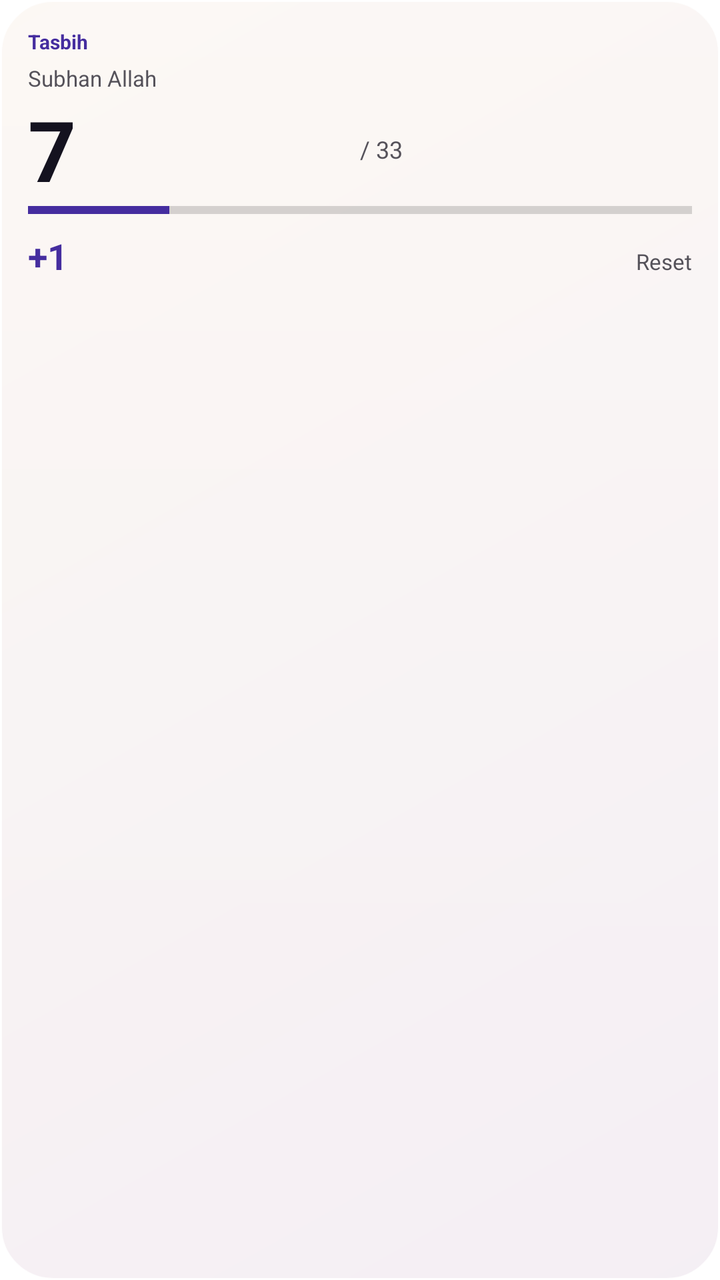
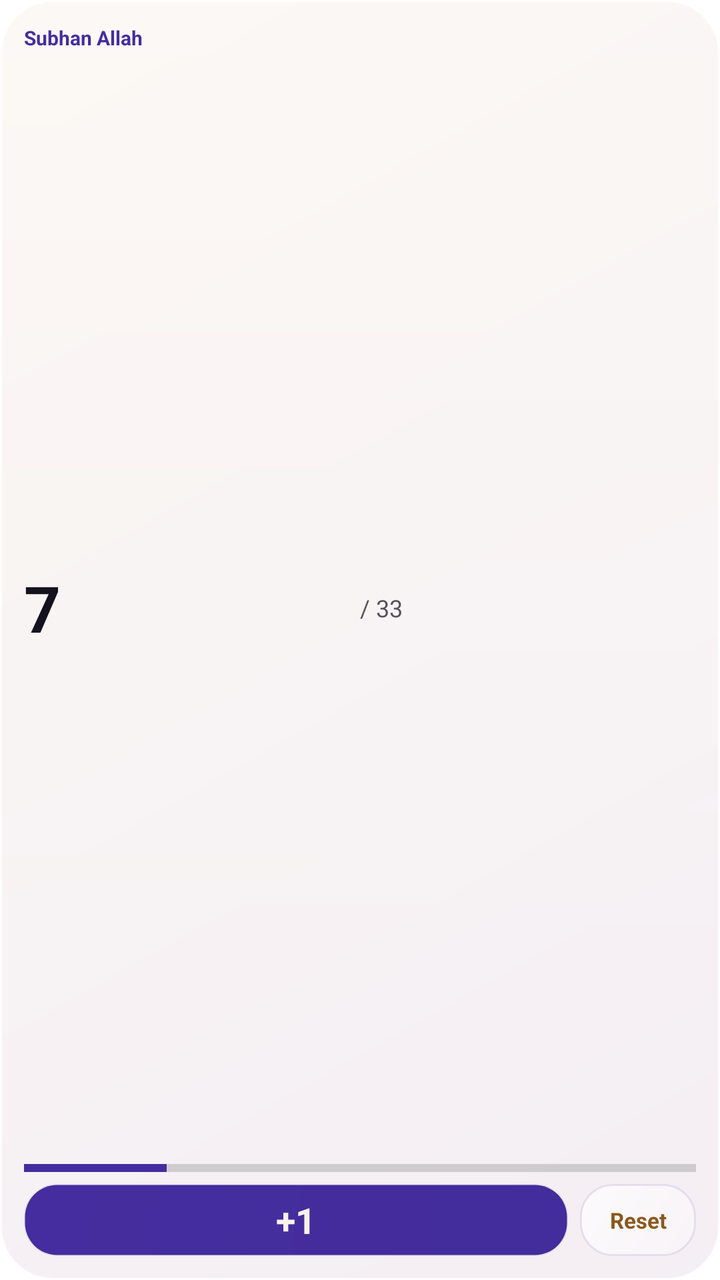

Before-and-after screenshots of an Android layout around one commit, followed by the original layout XML and the change that was made.
<!-- AndroidManifest.xml: fallback theme Theme.MaterialComponents.DayNight.NoActionBar -->
<!-- res/layout/widget_preview_tasbih.xml -->
<?xml version="1.0" encoding="utf-8"?>
<LinearLayout xmlns:android="http://schemas.android.com/apk/res/android" android:layout_width="match_parent" android:layout_height="match_parent" android:orientation="vertical" android:padding="14dp" android:background="@drawable/widget_card"><TextView android:layout_width="match_parent" android:layout_height="wrap_content" android:text="@string/widget_tasbih" android:textColor="@color/widget_fallback_accent" android:textSize="10sp" android:textStyle="bold" android:paddingBottom="4dp"/><TextView android:layout_width="match_parent" android:layout_height="wrap_content" android:text="Subhan Allah" android:textColor="@color/widget_fallback_muted" android:textSize="11sp" /><LinearLayout android:layout_width="match_parent" android:layout_height="wrap_content" android:orientation="horizontal" android:gravity="center_vertical"><TextView android:layout_width="0dp" android:layout_height="wrap_content" android:text="7" android:textColor="@color/widget_fallback_ink" android:textSize="42sp" android:textStyle="bold" android:layout_weight="1"/><TextView android:layout_width="0dp" android:layout_height="wrap_content" android:text="/ 33" android:textColor="@color/widget_fallback_muted" android:textSize="12sp" android:layout_weight="1"/></LinearLayout><ProgressBar style="?android:attr/progressBarStyleHorizontal" android:layout_width="match_parent" android:layout_height="5dp" android:max="33" android:progress="7" android:progressTint="@color/widget_fallback_accent"/><LinearLayout android:layout_width="match_parent" android:layout_height="wrap_content" android:orientation="horizontal" android:paddingTop="8dp"><TextView android:layout_width="0dp" android:layout_height="wrap_content" android:text="+1" android:textColor="@color/widget_fallback_accent" android:textSize="18sp" android:textStyle="bold" android:layout_weight="1"/><TextView android:layout_width="0dp" android:layout_height="wrap_content" android:text="@string/widget_reset" android:textColor="@color/widget_fallback_muted" android:textSize="11sp" android:gravity="end" android:layout_weight="1"/></LinearLayout></LinearLayout>
<!-- resources referenced by this layout -->
<resources>
  <color name="widget_fallback_accent">@color/widget_islamic_light_accent</color>
  <color name="widget_fallback_ink">@color/widget_islamic_light_ink</color>
  <color name="widget_fallback_muted">@color/widget_islamic_light_muted</color>
  <!-- drawable widget_card (drawable) -->
  <?xml version="1.0" encoding="utf-8"?>
  <layer-list xmlns:android="http://schemas.android.com/apk/res/android"><item android:drawable="@drawable/widget_glass_islamic_light"/></layer-list>
  <string name="widget_reset" formatted="false">Reset</string>
  <string name="widget_tasbih" formatted="false">Tasbih</string>
  <color name="widget_islamic_light_accent">#452D9F</color>
  <color name="widget_islamic_light_ink">#14121F</color>
  <color name="widget_islamic_light_muted">#55525A</color>
  <!-- drawable widget_glass_islamic_light (drawable) -->
  <?xml version="1.0" encoding="utf-8"?>
  <layer-list xmlns:android="http://schemas.android.com/apk/res/android"><item><shape android:shape="rectangle"><corners android:radius="26dp"/><gradient android:angle="315" android:startColor="#F7FBF6F1" android:endColor="#F7F4EEF4"/><stroke android:width="1dp" android:color="#E6FFFFFF"/></shape></item><item><shape android:shape="rectangle"><corners android:radius="26dp"/><gradient android:angle="270" android:startColor="#38FFFFFF" android:endColor="#00FFFFFF"/></shape></item></layer-list>
</resources>

<!-- the commit's change to res/layout/widget_preview_tasbih.xml (unified diff, before → after) -->
@@ -1,2 +1,2 @@
 <?xml version="1.0" encoding="utf-8"?>
-<LinearLayout xmlns:android="http://schemas.android.com/apk/res/android" android:layout_width="match_parent" android:layout_height="match_parent" android:orientation="vertical" android:padding="14dp" android:background="@drawable/widget_card"><TextView android:layout_width="match_parent" android:layout_height="wrap_content" android:text="@string/widget_tasbih" android:textColor="@color/widget_fallback_accent" android:textSize="10sp" android:textStyle="bold" android:paddingBottom="4dp"/><TextView android:layout_width="match_parent" android:layout_height="wrap_content" android:text="Subhan Allah" android:textColor="@color/widget_fallback_muted" android:textSize="11sp" /><LinearLayout android:layout_width="match_parent" android:layout_height="wrap_content" android:orientation="horizontal" android:gravity="center_vertical"><TextView android:layout_width="0dp" android:layout_height="wrap_content" android:text="7" android:textColor="@color/widget_fallback_ink" android:textSize="42sp" android:textStyle="bold" android:layout_weight="1"/><TextView android:layout_width="0dp" android:layout_height="wrap_content" android:text="/ 33" android:textColor="@color/widget_fallback_muted" android:textSize="12sp" android:layout_weight="1"/></LinearLayout><ProgressBar style="?android:attr/progressBarStyleHorizontal" android:layout_width="match_parent" android:layout_height="5dp" android:max="33" android:progress="7" android:progressTint="@color/widget_fallback_accent"/><LinearLayout android:layout_width="match_parent" android:layout_height="wrap_content" android:orientation="horizontal" android:paddingTop="8dp"><TextView android:layout_width="0dp" android:layout_height="wrap_content" android:text="+1" android:textColor="@color/widget_fallback_accent" android:textSize="18sp" android:textStyle="bold" android:layout_weight="1"/><TextView android:layout_width="0dp" android:layout_height="wrap_content" android:text="@string/widget_reset" android:textColor="@color/widget_fallback_muted" android:textSize="11sp" android:gravity="end" android:layout_weight="1"/></LinearLayout></LinearLayout>
+<LinearLayout xmlns:android="http://schemas.android.com/apk/res/android" android:layout_width="match_parent" android:layout_height="match_parent" android:orientation="vertical" android:padding="12dp" android:background="@drawable/widget_card"><TextView android:layout_width="match_parent" android:layout_height="wrap_content" android:text="Subhan Allah" android:textColor="@color/widget_fallback_accent" android:textSize="10sp" android:textStyle="bold" android:maxLines="2" android:autoSizeTextType="uniform" android:autoSizeMinTextSize="9sp" android:autoSizeMaxTextSize="10sp" android:autoSizeStepGranularity="1sp"/><LinearLayout android:layout_width="match_parent" android:layout_height="0dp" android:layout_weight="1" android:orientation="vertical" android:gravity="center_vertical"><LinearLayout android:layout_width="match_parent" android:layout_height="wrap_content" android:orientation="horizontal" android:baselineAligned="false" android:gravity="center_vertical"><TextView android:layout_width="0dp" android:layout_height="wrap_content" android:text="7" android:textColor="@color/widget_fallback_ink" android:textSize="32sp" android:textStyle="bold" android:layout_weight="1" android:maxLines="1"/><TextView android:layout_width="0dp" android:layout_height="wrap_content" android:text="/ 33" android:textColor="@color/widget_fallback_muted" android:textSize="12sp" android:layout_weight="1" android:maxLines="1"/></LinearLayout></LinearLayout><ProgressBar style="?android:attr/progressBarStyleHorizontal" android:layout_width="match_parent" android:layout_height="4dp" android:max="33" android:progress="7" android:progressTint="@color/widget_fallback_accent"/><LinearLayout android:layout_width="match_parent" android:layout_height="wrap_content" android:orientation="horizontal" android:baselineAligned="false" android:paddingTop="6dp"><TextView android:layout_width="0dp" android:layout_height="36dp" android:layout_weight="1" android:gravity="center" android:text="+1" android:textSize="18sp" android:textStyle="bold" android:textColor="@color/widget_fallback_on_primary" android:background="@drawable/widget_preview_primary"/><TextView android:layout_width="6dp" android:layout_height="1dp"/><TextView android:layout_width="58dp" android:layout_height="36dp" android:gravity="center" android:text="@string/widget_reset" android:textSize="11sp" android:textStyle="bold" android:textColor="@color/widget_fallback_secondary" android:background="@drawable/widget_preview_inset" android:maxLines="2" android:autoSizeTextType="uniform" android:autoSizeMinTextSize="9sp" android:autoSizeMaxTextSize="11sp" android:autoSizeStepGranularity="1sp"/></LinearLayout></LinearLayout>
<!-- resource entries referenced after the edit -->
@@ -3,16 +3,31 @@
   <color name="widget_fallback_accent">@color/widget_islamic_light_accent</color>
   <color name="widget_fallback_ink">@color/widget_islamic_light_ink</color>
   <color name="widget_fallback_muted">@color/widget_islamic_light_muted</color>
+  <color name="widget_fallback_on_primary">@color/widget_islamic_light_on_primary</color>
+  <color name="widget_fallback_secondary">@color/widget_islamic_light_secondary</color>
   <!-- drawable widget_card (drawable) -->
   <?xml version="1.0" encoding="utf-8"?>
   <layer-list xmlns:android="http://schemas.android.com/apk/res/android"><item android:drawable="@drawable/widget_glass_islamic_light"/></layer-list>
+  <!-- drawable widget_preview_inset (drawable) -->
+  <?xml version="1.0" encoding="utf-8"?>
+  <layer-list xmlns:android="http://schemas.android.com/apk/res/android"><item android:drawable="@drawable/widget_inset_islamic_light"/></layer-list>
+  <!-- drawable widget_preview_primary (drawable) -->
+  <?xml version="1.0" encoding="utf-8"?>
+  <layer-list xmlns:android="http://schemas.android.com/apk/res/android"><item android:drawable="@drawable/widget_button_islamic_light"/></layer-list>
   <string name="widget_reset" formatted="false">Reset</string>
-  <string name="widget_tasbih" formatted="false">Tasbih</string>
   <color name="widget_islamic_light_accent">#452D9F</color>
   <color name="widget_islamic_light_ink">#14121F</color>
   <color name="widget_islamic_light_muted">#55525A</color>
+  <color name="widget_islamic_light_on_primary">#F9F2EB</color>
+  <color name="widget_islamic_light_secondary">#8A581B</color>
   <!-- drawable widget_glass_islamic_light (drawable) -->
   <?xml version="1.0" encoding="utf-8"?>
   <layer-list xmlns:android="http://schemas.android.com/apk/res/android"><item><shape android:shape="rectangle"><corners android:radius="26dp"/><gradient android:angle="315" android:startColor="#F7FBF6F1" android:endColor="#F7F4EEF4"/><stroke android:width="1dp" android:color="#E6FFFFFF"/></shape></item><item><shape android:shape="rectangle"><corners android:radius="26dp"/><gradient android:angle="270" android:startColor="#38FFFFFF" android:endColor="#00FFFFFF"/></shape></item></layer-list>
+  <!-- drawable widget_inset_islamic_light (drawable) -->
+  <?xml version="1.0" encoding="utf-8"?>
+  <layer-list xmlns:android="http://schemas.android.com/apk/res/android"><item><shape android:shape="rectangle"><corners android:radius="16dp"/><gradient android:angle="315" android:startColor="#B3FFFFFF" android:endColor="#47FFFFFF"/><stroke android:width="1dp" android:color="#1A452D9F"/></shape></item></layer-list>
+  <!-- drawable widget_button_islamic_light (drawable) -->
+  <?xml version="1.0" encoding="utf-8"?>
+  <layer-list xmlns:android="http://schemas.android.com/apk/res/android"><item><shape android:shape="rectangle"><corners android:radius="16dp"/><gradient android:angle="315" android:startColor="#452D9F" android:endColor="#432C9B"/><stroke android:width="1dp" android:color="#1A452D9F"/></shape></item></layer-list>
 </resources>
 
